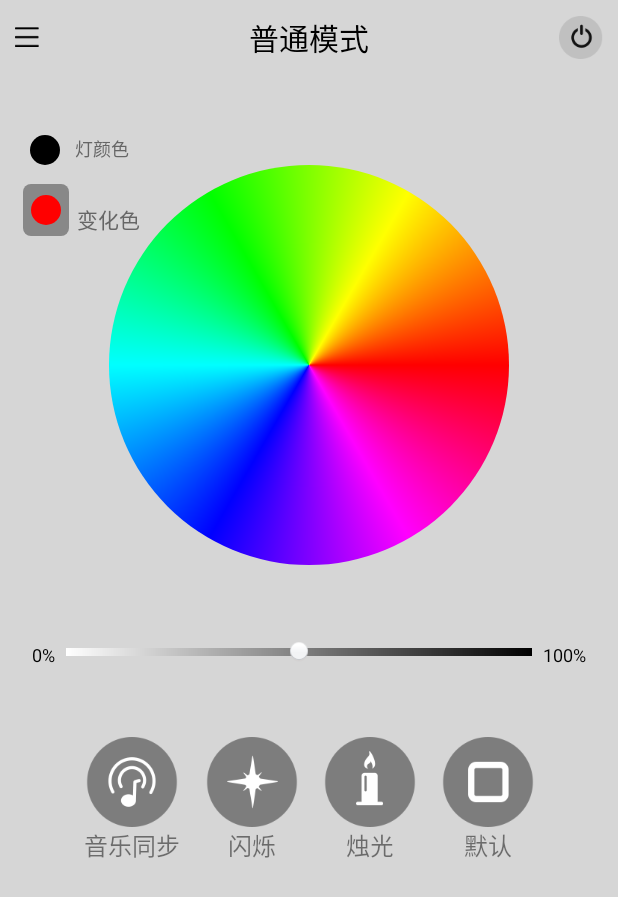
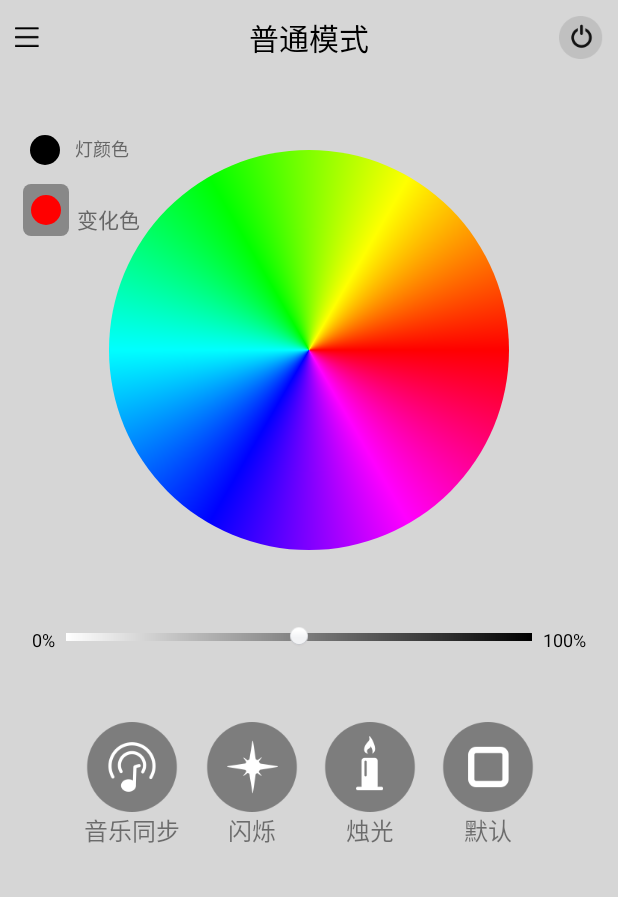
Before and after one commit to yinshijian-kkb/MagicLamp, an Android app: the screen it shows after launch (MyActivity), on a phone screen of 412 x 824 dp. Shown: the top 897 px of the screen. Run offline under Robolectric (Android 15) with nearby library versions, the phone set to English and light mode, and no system bars; libraries missing offline, so code that uses them is left out: com.nineoldandroids.animation.

Commit message:
new other fragments

```diff
--- /dev/null
+++ b/MagicLamp/src/main/res/anim/fade_down_enter.xml
@@ -0,0 +1,8 @@
+<?xml version="1.0" encoding="utf-8"?>
+<set xmlns:android="http://schemas.android.com/apk/res/android">
+    <translate
+        android:duration="1000"
+        android:fromYDelta="-100%p"
+        android:interpolator="@android:anim/accelerate_interpolator"
+        android:toYDelta="0%p" />
+</set>
--- a/MagicLamp/src/main/res/anim/fade_up.xml
+++ b/MagicLamp/src/main/res/anim/fade_down_exit.xml
@@ -1,8 +1,8 @@
 <?xml version="1.0" encoding="utf-8"?>
 <set xmlns:android="http://schemas.android.com/apk/res/android">
     <translate
-        android:duration="3000"
-        android:fromYDelta="100%p"
+        android:duration="1000"
+        android:fromYDelta="0%p"
         android:interpolator="@android:anim/accelerate_interpolator"
-        android:toYDelta="0%p" />
+        android:toYDelta="100%p" />
 </set>
--- a/MagicLamp/src/main/res/anim/fade_down.xml
+++ b/MagicLamp/src/main/res/anim/fade_up_enter.xml
@@ -1,8 +1,8 @@
 <?xml version="1.0" encoding="utf-8"?>
 <set xmlns:android="http://schemas.android.com/apk/res/android">
     <translate
-        android:duration="3000"
-        android:fromYDelta="0%p"
+        android:duration="1000"
+        android:fromYDelta="100%p"
         android:interpolator="@android:anim/accelerate_interpolator"
-        android:toYDelta="-100%p" />
+        android:toYDelta="0%p" />
 </set>
--- /dev/null
+++ b/MagicLamp/src/main/res/anim/fade_up_exit.xml
@@ -0,0 +1,8 @@
+<?xml version="1.0" encoding="utf-8"?>
+<set xmlns:android="http://schemas.android.com/apk/res/android">
+    <translate
+        android:duration="1000"
+        android:fromYDelta="0%p"
+        android:interpolator="@android:anim/accelerate_interpolator"
+        android:toYDelta="-100%p" />
+</set>
--- a/MagicLamp/src/main/res/layout/fragment_content.xml
+++ b/MagicLamp/src/main/res/layout/fragment_content.xml
@@ -15,7 +15,7 @@
         android:layout_height="200dp"
         android:layout_below="@id/header"
         android:layout_centerHorizontal="true"
-        android:layout_marginTop="60dp" />
+        android:layout_marginTop="50dp" />
 
     <RelativeLayout
         android:id="@+id/rl_panel_1"
@@ -127,6 +127,15 @@
             android:text="@string/default_mode" />
     </RadioGroup>
 
+    <include
+        android:id="@+id/music_panel"
+        layout="@layout/layout_footer_music"
+        android:layout_width="match_parent"
+        android:layout_height="wrap_content"
+        android:layout_alignParentBottom="true"
+        android:layout_marginBottom="@dimen/music_content_height_" />
+
+
     <FrameLayout
         android:id="@+id/fl_cover"
         android:layout_width="match_parent"
@@ -151,12 +160,4 @@
         android:layout_below="@id/header"
         android:visibility="gone" />
 
-    <include
-        android:id="@+id/music_panel"
-        layout="@layout/layout_footer_music"
-        android:layout_width="match_parent"
-        android:layout_height="wrap_content"
-        android:layout_alignParentBottom="true"
-        android:layout_marginBottom="@dimen/music_content_height_" />
-
 </RelativeLayout>
--- a/MagicLamp/src/main/res/layout/fragment_left_menu.xml
+++ b/MagicLamp/src/main/res/layout/fragment_left_menu.xml
@@ -26,8 +26,7 @@
             android:layout_width="match_parent"
             android:layout_height="match_parent"
             android:cacheColorHint="@color/transparent"
-            android:divider="@color/gray"
-            android:dividerHeight="0.5dp"
-            android:listSelector="@color/c_1f263f" />
+            android:divider="@color/c_1f263f"
+            android:dividerHeight="0.5dp" />
     </FrameLayout>
 </RelativeLayout>
--- a/MagicLamp/src/main/res/layout/layout_footer_music.xml
+++ b/MagicLamp/src/main/res/layout/layout_footer_music.xml
@@ -7,7 +7,8 @@
     <CheckBox
         android:id="@+id/cb_arrow"
         android:layout_width="wrap_content"
-        android:layout_height="@dimen/music_arrow_height"
+        android:padding="5dp"
+        android:layout_height="22.5dp"
         android:layout_centerHorizontal="true"
         android:background="@null"
         android:button="@drawable/music_arrow" />
```
Also changed, not shown: MagicLamp/src/main/java/tcl/com/magiclamp/MyActivity.java (+53 -14 lines), MagicLamp/src/main/java/tcl/com/magiclamp/fragment/BroadcastFragment.java (added, +30 -0 lines), MagicLamp/src/main/java/tcl/com/magiclamp/fragment/SceneFragment.java (added, +30 -0 lines), MagicLamp/src/main/java/tcl/com/magiclamp/fragment/SettingFragment.java (added, +30 -0 lines).
